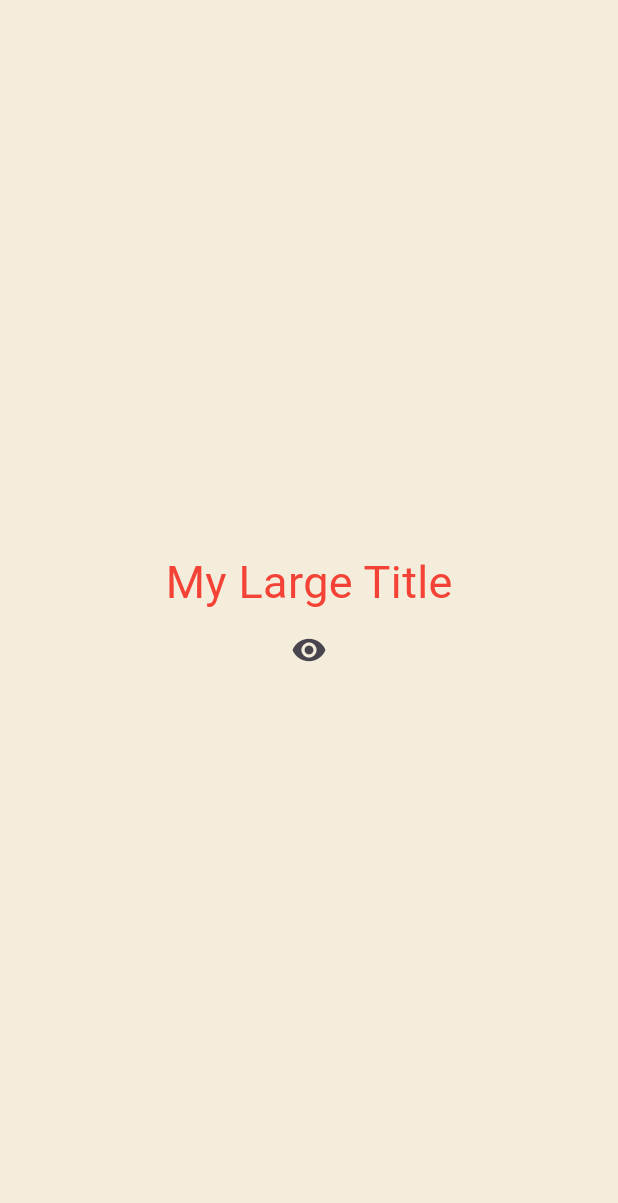
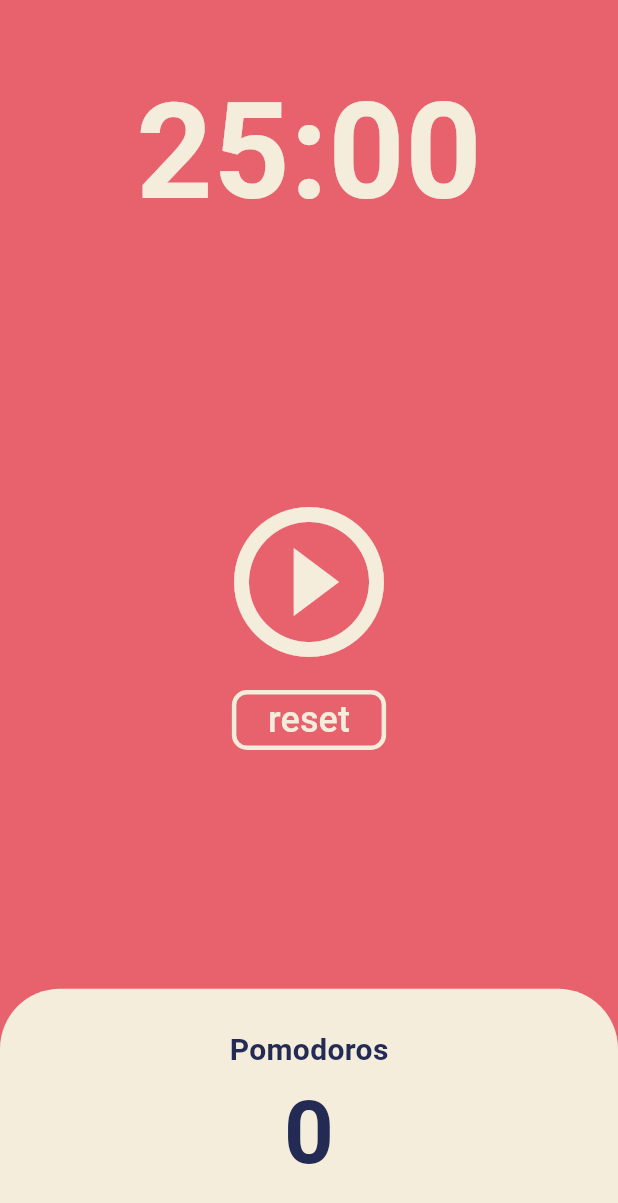
Before and after one commit to zuhii/flutter_app_first, a Flutter app: the screen it shows after launch, on a phone screen of 412 x 824 dp. Shown: the top 1203 px of the screen. Run offline on Flutter 3.47's test engine with Material 3 defaults, Android fonts, the phone set to English and light mode, and no system bars.

Commit message:
feat: pomodoros reset 기능 및 버튼 추가

```diff
--- a/lib/main.dart
+++ b/lib/main.dart
@@ -1,84 +1,26 @@
 import 'package:flutter/material.dart';
+import 'package:toonflix/screens/home_screen.dart';
 
 void main() {
   runApp(const App());
 }
 
-class App extends StatefulWidget {
+class App extends StatelessWidget {
   const App({super.key});
-
-  @override
-  State<App> createState() => _AppState();
-}
-
-class _AppState extends State<App> {
-  bool showTitle = true;
-
-  void titleToggle() {
-    setState(() {
-      showTitle = !showTitle;
-    });
-  }
 
   @override
   Widget build(BuildContext context) {
     return MaterialApp(
-      theme: ThemeData(
-        textTheme: const TextTheme(
-          titleLarge: TextStyle(
-            color: Colors.red,
+        theme: ThemeData(
+          scaffoldBackgroundColor: const Color(0xFFE7626C),
+          textTheme: const TextTheme(
+            displayLarge: TextStyle(
+              color: Color(0xFF232B55),
+              //0xFF232B55
+            ),
           ),
+          cardColor: const Color(0xFFF4EDDB),
         ),
-      ),
-      home: Scaffold(
-        backgroundColor: const Color(0xFFF4EDDB),
-        body: Center(
-          child: Column(
-            mainAxisAlignment: MainAxisAlignment.center,
-            children: [
-              showTitle ? const MyLargeTitle() : const Text('nothing'),
-              IconButton(
-                  onPressed: titleToggle,
-                  icon: const Icon(Icons.remove_red_eye))
-            ],
-          ),
-        ),
-      ),
-    );
+        home: const HomeScreen());
   }
 }
-
-class MyLargeTitle extends StatefulWidget {
-  const MyLargeTitle({
-    super.key,
-  });
-
-  @override
-  State<MyLargeTitle> createState() => _MyLargeTitleState();
-}
-
-class _MyLargeTitleState extends State<MyLargeTitle> {
-  @override
-  void initState() {
-    super.initState();
-    print('initState!');
-  }
-
-  @override
-  void dispose() {
-    super.dispose();
-    print('dispose!');
-  }
-
-  @override
-  Widget build(BuildContext context) {
-    print('build');
-    return Text(
-      'My Large Title',
-      style: TextStyle(
-        fontSize: 30,
-        color: Theme.of(context).textTheme.titleLarge?.color,
-      ),
-    );
-  }
-}
--- /dev/null
+++ b/lib/screens/home_screen.dart
@@ -0,0 +1,166 @@
+import 'dart:async';
+
+import 'package:flutter/material.dart';
+
+class HomeScreen extends StatefulWidget {
+  const HomeScreen({super.key});
+
+  @override
+  State<HomeScreen> createState() => _HomeScreenState();
+}
+
+class _HomeScreenState extends State<HomeScreen> {
+  static const twentyFiveMinutes = 1500;
+  int totalSeconds = twentyFiveMinutes;
+  bool isRunning = false;
+  int totalPomodoros = 0;
+  late Timer timer;
+
+  void onTick(Timer timer) {
+    if (totalSeconds == 0) {
+      setState(() {
+        totalPomodoros = totalPomodoros + 1;
+        isRunning = false;
+        totalSeconds = twentyFiveMinutes;
+      });
+      timer.cancel();
+    } else {
+      setState(() {
+        totalSeconds = totalSeconds - 1;
+      });
+    }
+  }
+
+  void onStartPressed() {
+    timer = Timer.periodic(
+      const Duration(seconds: 1), onTick, //callback
+    );
+    setState(() {
+      isRunning = !isRunning;
+    });
+  }
+
+  void onPausePressed() {
+    timer.cancel();
+    setState(() {
+      isRunning = false;
+    });
+  }
+
+  void onResetPressed() {
+    timer.cancel();
+    setState(() {
+      isRunning = false;
+      totalSeconds = twentyFiveMinutes;
+    });
+  }
+
+  String format(int seconds) {
+    var duration = Duration(seconds: seconds);
+    return duration.toString().split('.').first.substring(2, 7);
+    // Duration 사용하지 않고 직접 구하기
+    // var minutes = seconds ~/ 60;
+    // var remainSeconds = seconds % 60;
+    // return '$minutes : $remainSeconds';
+  }
+
+  @override
+  Widget build(BuildContext context) {
+    return Scaffold(
+      backgroundColor: Theme.of(context).scaffoldBackgroundColor,
+      body: Column(
+        children: [
+          Flexible(
+            flex: 1,
+            child: Container(
+              alignment: Alignment.bottomCenter,
+              child: Text(
+                format(totalSeconds),
+                style: TextStyle(
+                  color: Theme.of(context).cardColor,
+                  fontSize: 89,
+                  fontWeight: FontWeight.w600,
+                ),
+              ),
+            ),
+          ),
+          Flexible(
+            flex: 3,
+            child: Center(
+              child: Column(
+                mainAxisAlignment: MainAxisAlignment.center,
+                children: [
+                  IconButton(
+                    iconSize: 120,
+                    color: Theme.of(context).cardColor,
+                    onPressed: isRunning ? onPausePressed : onStartPressed,
+                    icon: Icon(isRunning
+                        ? Icons.pause_circle_outline
+                        : Icons.play_circle_outline),
+                  ),
+                  OutlinedButton(
+                    onPressed: onResetPressed,
+                    style: OutlinedButton.styleFrom(
+                      side: BorderSide(
+                          color: Theme.of(context).cardColor, width: 3),
+                      shape: RoundedRectangleBorder(
+                        borderRadius: BorderRadius.circular(10),
+                      ),
+                    ),
+                    child: Text(
+                      'reset',
+                      style: TextStyle(
+                        color: Theme.of(context).cardColor,
+                        fontSize: 24,
+                      ),
+                    ),
+                  )
+                ],
+              ),
+            ),
+          ),
+          Flexible(
+            flex: 1,
+            child: Row(
+              children: [
+                Expanded(
+                  child: Container(
+                    decoration: BoxDecoration(
+                      color: Theme.of(context).cardColor,
+                      borderRadius: const BorderRadius.vertical(
+                        top: Radius.circular(40),
+                      ),
+                    ),
+                    child: Column(
+                      mainAxisAlignment: MainAxisAlignment.center,
+                      children: [
+                        Text(
+                          'Pomodoros',
+                          style: TextStyle(
+                            fontSize: 20,
+                            fontWeight: FontWeight.w600,
+                            color:
+                                Theme.of(context).textTheme.displayLarge!.color,
+                          ),
+                        ),
+                        Text(
+                          '$totalPomodoros',
+                          style: TextStyle(
+                            fontSize: 58,
+                            fontWeight: FontWeight.w600,
+                            color:
+                                Theme.of(context).textTheme.displayLarge!.color,
+                          ),
+                        ),
+                      ],
+                    ),
+                  ),
+                ),
+              ],
+            ),
+          ),
+        ],
+      ),
+    );
+  }
+}
```
Also changed, not shown: 1 other file.
